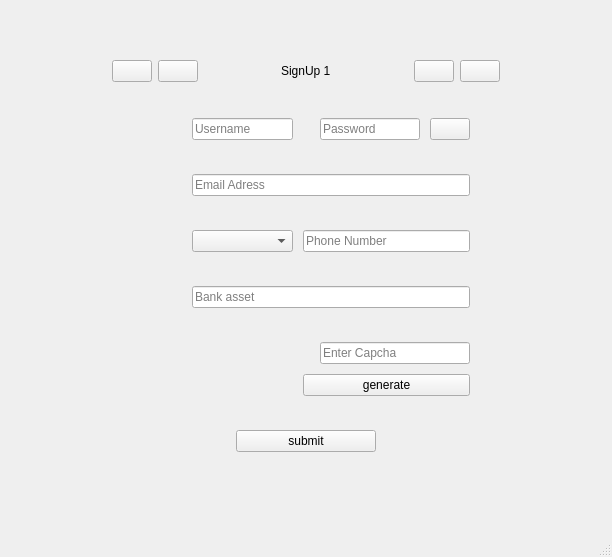
Above: src/signup.ui from sinahdp/Farmopolis before the change. Below: the same form after it.
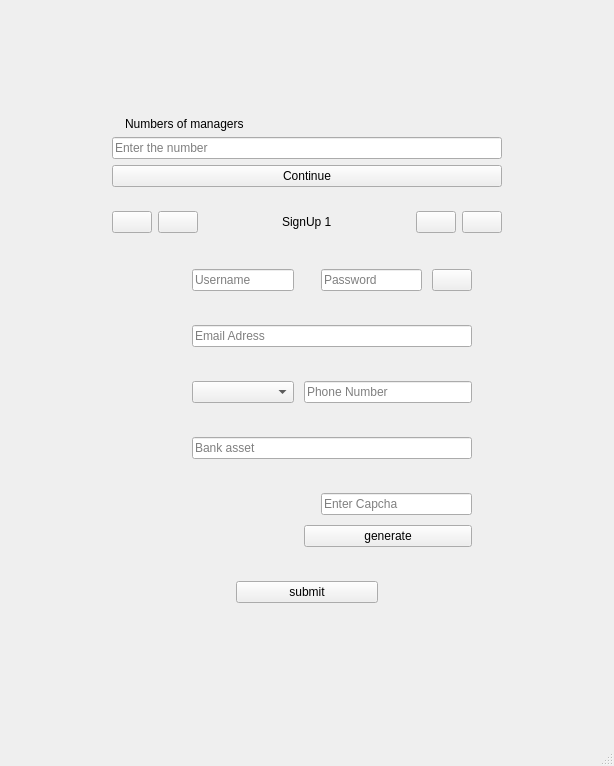
That is the form after the change.

Commit message: add the numbers of managers box

The edit to the form file:
```diff
--- a/src/signup.ui
+++ b/src/signup.ui
@@ -6,8 +6,8 @@
    <rect>
     <x>0</x>
     <y>0</y>
-    <width>612</width>
-    <height>557</height>
+    <width>614</width>
+    <height>766</height>
    </rect>
   </property>
   <property name="windowTitle">
@@ -73,12 +73,50 @@
        <widget class="QWidget" name="fatherwidget" native="true">
         <layout class="QGridLayout" name="gridLayout_5">
          <item row="0" column="0">
-          <layout class="QVBoxLayout" name="verticalLayout">
+          <layout class="QVBoxLayout" name="verticalLayout" stretch="1,5">
            <item>
-            <widget class="QWidget" name="widget" native="true">
+            <widget class="QWidget" name="boxwidget" native="true">
+             <layout class="QGridLayout" name="gridLayout_8">
+              <item row="0" column="0">
+               <layout class="QGridLayout" name="gridLayout_7" columnstretch="0,1">
+                <item row="0" column="1">
+                 <widget class="QLabel" name="boxlabel">
+                  <property name="text">
+                   <string>Numbers of managers</string>
+                  </property>
+                 </widget>
+                </item>
+                <item row="0" column="0">
+                 <widget class="QLabel" name="boxIconlabel">
+                  <property name="text">
+                   <string/>
+                  </property>
+                 </widget>
+                </item>
+                <item row="1" column="0" colspan="2">
+                 <widget class="QLineEdit" name="boxlineEdit">
+                  <property name="placeholderText">
+                   <string>Enter the number</string>
+                  </property>
+                 </widget>
+                </item>
+                <item row="2" column="0" colspan="2">
+                 <widget class="QPushButton" name="boxpushButton">
+                  <property name="text">
+                   <string>Continue</string>
+                  </property>
+                 </widget>
+                </item>
+               </layout>
+              </item>
+             </layout>
+            </widget>
+           </item>
+           <item>
+            <widget class="QWidget" name="formAndSettingwidget" native="true">
              <layout class="QGridLayout" name="gridLayout_3">
               <item row="0" column="0">
-               <layout class="QVBoxLayout" name="verticalLayout_2" stretch="1,4">
+               <layout class="QVBoxLayout" name="verticalLayout_2" stretch="0,4">
                 <item>
                  <layout class="QHBoxLayout" name="horizontalLayout_2" stretch="0,0,0,0,0,0,0">
                   <item>
```
Left out of the diff: 2 changed lines with no effect on the pictures. The commit also changes 5 other files.
